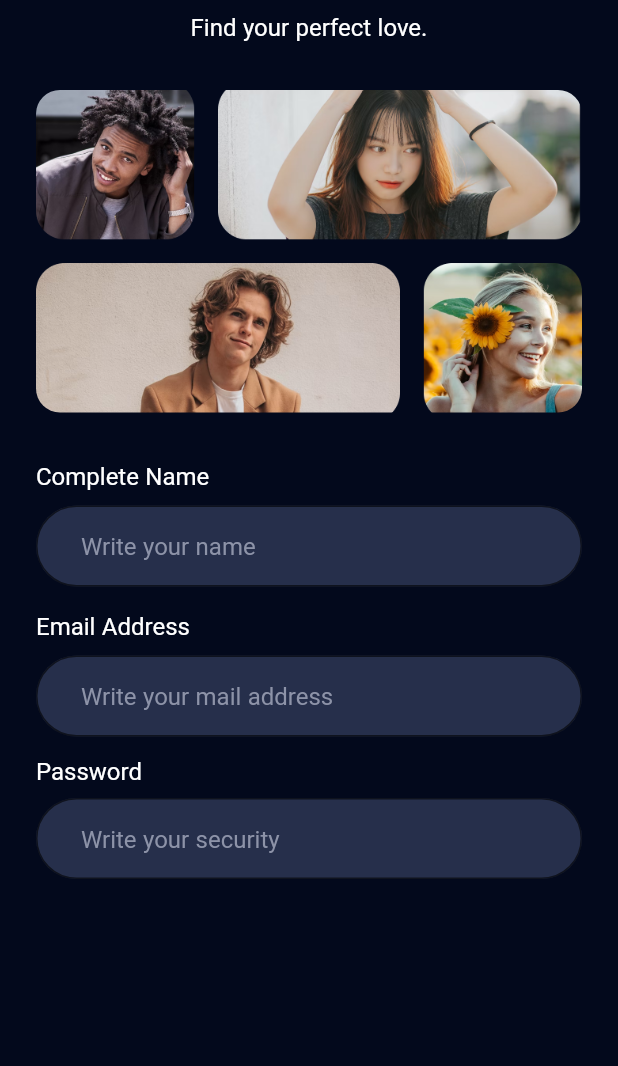
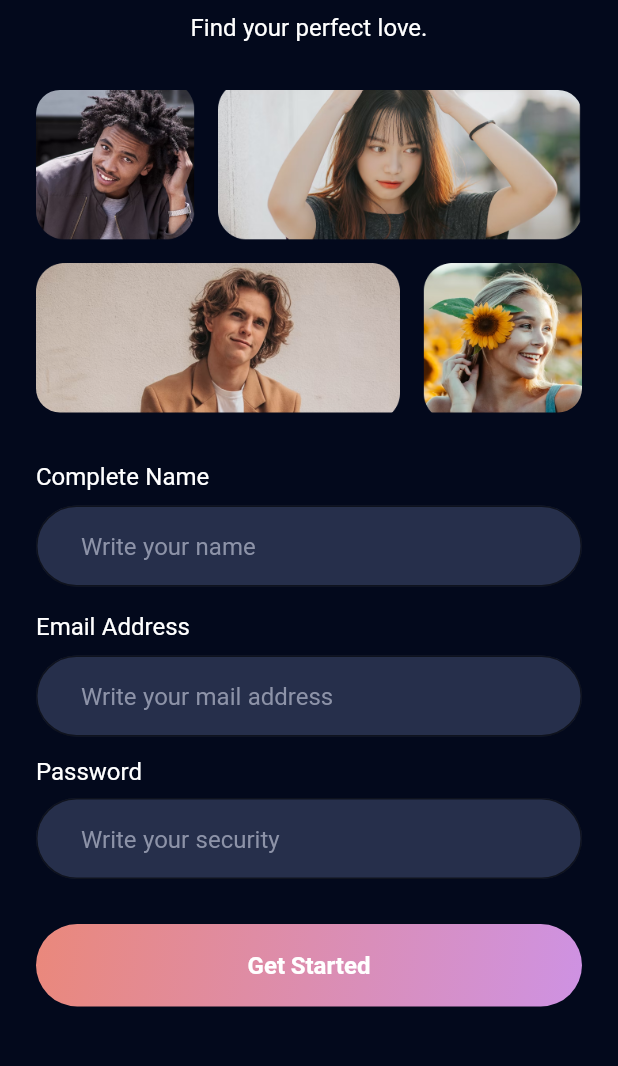
Before and after one commit to chaedirdwiantara/SarangApp, a Flutter app: the screen it shows after launch, on a phone screen of 412 x 824 dp, the part 126-1192 px from its top. Run offline on Flutter 3.47's test engine with Material 2 defaults, Android fonts, the phone set to English and light mode, and no system bars; our stand-ins replace google_fonts.

Commit message:
add custom text & button widget

```diff
--- /dev/null
+++ b/lib/src/common_widgets/custom_button_widget.dart
@@ -0,0 +1,42 @@
+import 'package:flutter/material.dart';
+import 'package:sarang_app/src/theme_manager/color_manager.dart';
+import 'package:sarang_app/src/theme_manager/font_manager.dart';
+import 'package:sarang_app/src/theme_manager/style_manager.dart';
+import 'package:sarang_app/src/theme_manager/values_manager.dart';
+
+class CustomeButtonWidget extends StatelessWidget {
+   CustomeButtonWidget({
+    super.key,
+    required this.title,
+    required this.onTap,
+    // required this.onTap
+  });
+
+  final String title;
+  final VoidCallback onTap;
+  // final VoidCallback onTap;
+
+  @override
+  Widget build(BuildContext context) {
+    return GestureDetector(
+      // onTap: onTap,
+      onTap: onTap,
+      child: Container(
+        width: double.infinity,
+        height: 55.0,
+        alignment: Alignment.center,
+        decoration: BoxDecoration(
+          borderRadius: BorderRadius.circular(AppSize.s50),
+          gradient: LinearGradient(
+              colors: [ColorManager.pink, ColorManager.purple],
+              begin: Alignment.topLeft,
+              end: Alignment.bottomRight),
+        ),
+        child: Text(
+          title,
+          style: getWhiteTextStyle(fontWeight: FontWeightManager.semiBold),
+        ),
+      ),
+    );
+  }
+}
--- a/lib/src/features/authentication/presentation/sign_up_screen.dart
+++ b/lib/src/features/authentication/presentation/sign_up_screen.dart
@@ -1,5 +1,7 @@
 import 'package:flutter/material.dart';
 import 'package:sarang_app/src/common_widgets/banner_widget.dart';
+import 'package:sarang_app/src/common_widgets/custom_button_widget.dart';
+import 'package:sarang_app/src/common_widgets/custom_text_button_widget.dart';
 import 'package:sarang_app/src/common_widgets/custom_text_field_widget.dart';
 import 'package:sarang_app/src/theme_manager/values_manager.dart';
 
@@ -49,6 +51,18 @@ class _SignUpScreenState extends State<SignUpScreen> {
                   hintext: 'Write your security',
                   controller: passwordController,
                   isObsecure: true),
+              const SizedBox(
+                height: AppSize.s16,
+              ),
+              CustomeButtonWidget(
+                title: 'Get Started',
+                onTap: () {},
+              ),
+              const SizedBox(
+                height: AppSize.s20,
+              ),
+              CustomTextbuttonWidget(
+                  title: 'Sign In to My Account', onPressed: () {})
             ],
           ),
         ),
```
Also changed, not shown: lib/src/common_widgets/custom_text_button_widget.dart (added, +22 -0 lines).
